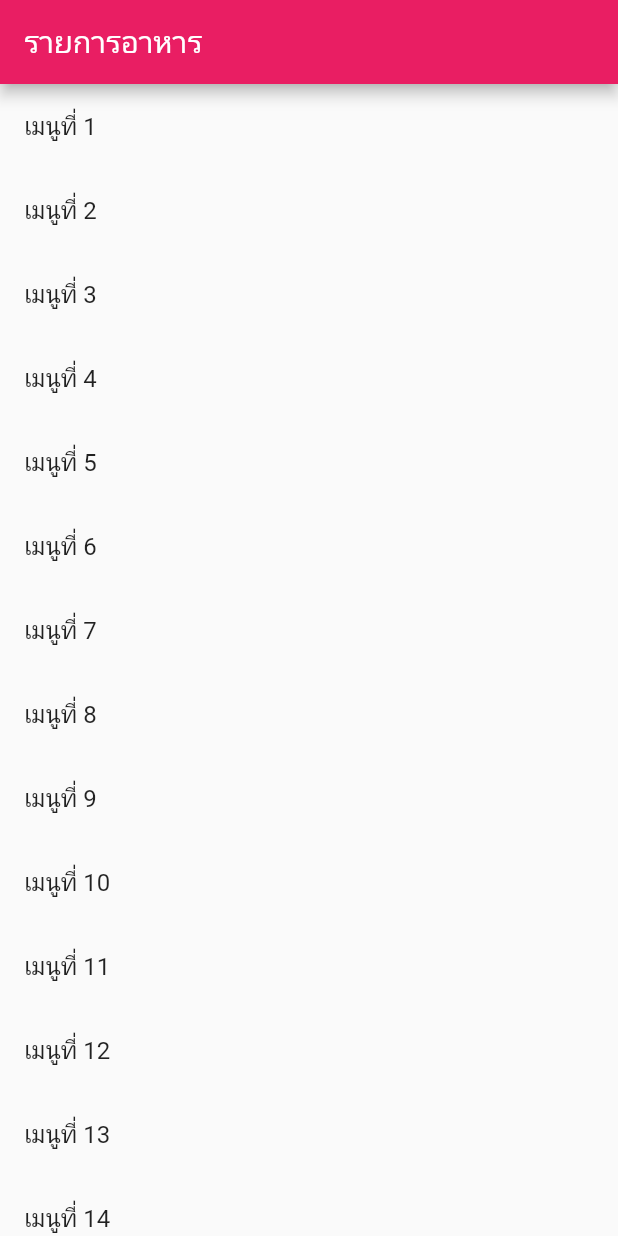
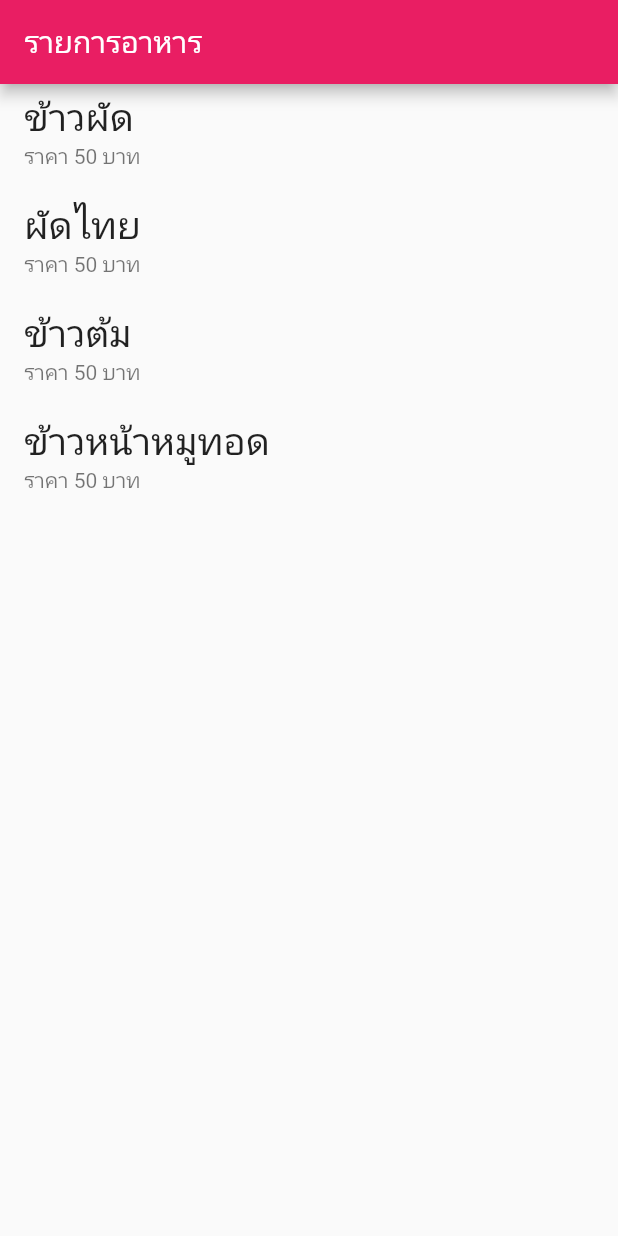
Before and after one commit to chutima2544/LAB4, a Flutter app: the screen it shows after launch, on a phone screen of 412 x 824 dp. Run offline on Flutter 3.47's test engine with Material 2 defaults, Android fonts, the phone set to English and light mode, and no system bars.

Commit message:
App Menu

```diff
--- /dev/null
+++ b/lib/FoodMenu.dart
@@ -0,0 +1,6 @@
+class FoodMenu{
+  String name;
+  String price;
+
+  FoodMenu(this.name,this.price);
+}
--- a/lib/main.dart
+++ b/lib/main.dart
@@ -1,4 +1,5 @@
 import 'package:flutter/material.dart';
+import 'FoodMenu.dart';
 
 void main() {
   runApp(Myweb());
@@ -22,8 +23,13 @@ class MyHomePage extends StatefulWidget {
 }
 
 class _MyHomePageState extends State<MyHomePage> {
-  int number = 0; //การสร้าง state
-
+  //กลุ่มข้อมูล
+  List<FoodMenu> menu=[
+    FoodMenu("ข้าวผัด", "50"),
+    FoodMenu("ผัดไทย", "50"),
+    FoodMenu("ข้าวต้ม", "50"),
+    FoodMenu("ข้าวหน้าหมูทอด", "50"),
+  ];
   //แสดงผลข้อมูล
   @override
   Widget build(BuildContext context) {
@@ -32,11 +38,14 @@ class _MyHomePageState extends State<MyHomePage> {
           title: Text("รายการอาหาร"),
         ),
         body: ListView.builder(
-          itemCount: 15,
+          itemCount: menu.length,
           itemBuilder: (BuildContext context, int index) {
+            FoodMenu food=menu[index];
           return ListTile(
-            title: Text("เมนูที่ ${index+1}"),
+            title: Text(food.name,style: TextStyle(fontSize: 25),),
+            subtitle: Text("ราคา "+food.price+" บาท"),
           );
-        }));
+        })
+      );
   }
 }
```
